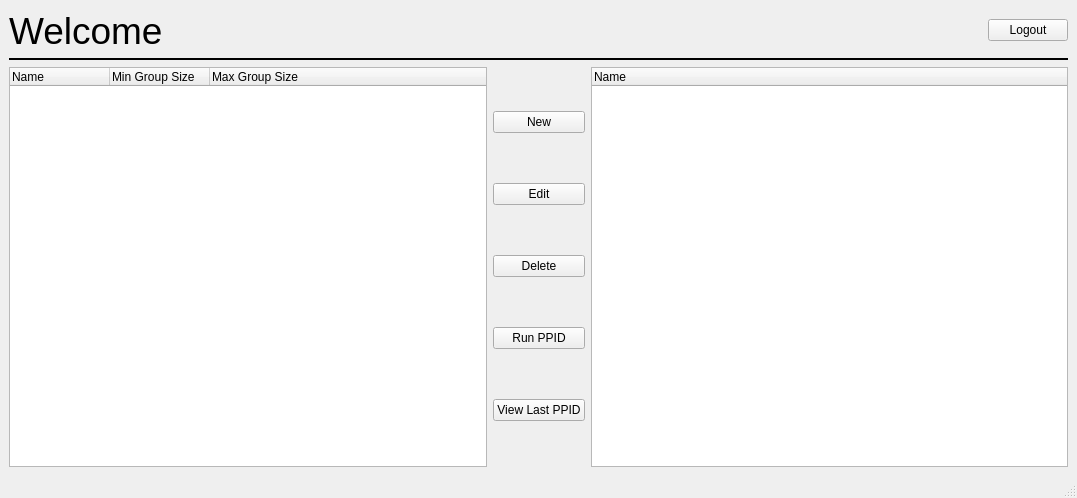
This is src/UserSubsystem/adminform.ui in CaptOkie/code-first-think-later as Qt 5 draws it before an edit. The edited form follows.
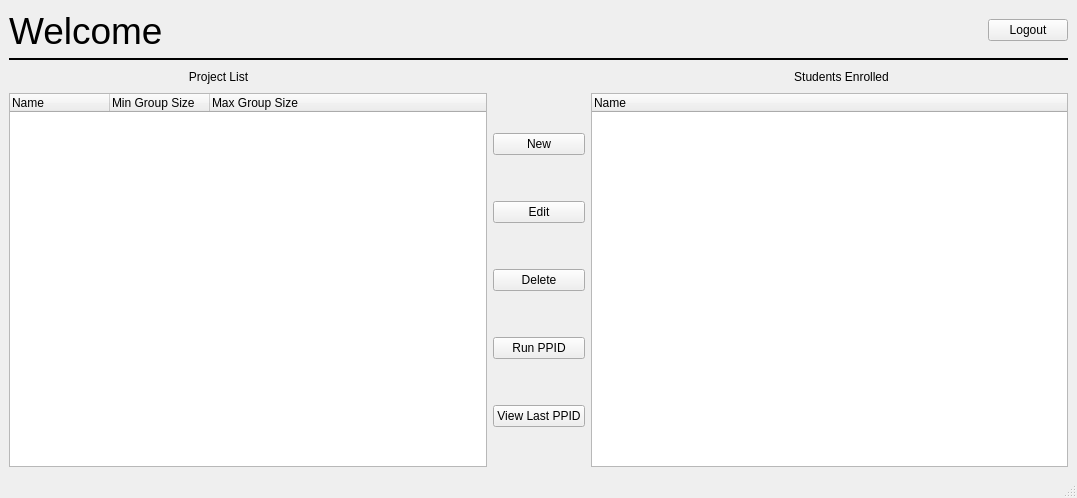
This is the edited form.

Commit message: updated adminForm to have labels for tables

Patch:
```diff
--- a/src/UserSubsystem/adminform.ui
+++ b/src/UserSubsystem/adminform.ui
@@ -91,6 +91,95 @@
     <item>
      <layout class="QHBoxLayout" name="horizontalLayout_2">
       <item>
+       <spacer name="horizontalSpacer">
+        <property name="orientation">
+         <enum>Qt::Horizontal</enum>
+        </property>
+        <property name="sizeHint" stdset="0">
+         <size>
+          <width>40</width>
+          <height>20</height>
+         </size>
+        </property>
+       </spacer>
+      </item>
+      <item>
+       <widget class="QLabel" name="label_2">
+        <property name="text">
+         <string>Project List</string>
+        </property>
+        <property name="alignment">
+         <set>Qt::AlignCenter</set>
+        </property>
+       </widget>
+      </item>
+      <item>
+       <spacer name="horizontalSpacer_5">
+        <property name="orientation">
+         <enum>Qt::Horizontal</enum>
+        </property>
+        <property name="sizeHint" stdset="0">
+         <size>
+          <width>40</width>
+          <height>20</height>
+         </size>
+        </property>
+       </spacer>
+      </item>
+      <item>
+       <spacer name="horizontalSpacer_4">
+        <property name="orientation">
+         <enum>Qt::Horizontal</enum>
+        </property>
+        <property name="sizeHint" stdset="0">
+         <size>
+          <width>40</width>
+          <height>20</height>
+         </size>
+        </property>
+       </spacer>
+      </item>
+      <item>
+       <spacer name="horizontalSpacer_3">
+        <property name="orientation">
+         <enum>Qt::Horizontal</enum>
+        </property>
+        <property name="sizeHint" stdset="0">
+         <size>
+          <width>40</width>
+          <height>20</height>
+         </size>
+        </property>
+       </spacer>
+      </item>
+      <item>
+       <widget class="QLabel" name="label">
+        <property name="text">
+         <string>Students Enrolled</string>
+        </property>
+        <property name="alignment">
+         <set>Qt::AlignCenter</set>
+        </property>
+       </widget>
+      </item>
+      <item>
+       <spacer name="horizontalSpacer_2">
+        <property name="orientation">
+         <enum>Qt::Horizontal</enum>
+        </property>
+        <property name="sizeHint" stdset="0">
+         <size>
+          <width>40</width>
+          <height>20</height>
+         </size>
+        </property>
+       </spacer>
+      </item>
+     </layout>
+    </item>
+    <item>
+     <layout class="QHBoxLayout" name="horizontalLayout_3">
+      <item>
        <widget class="QTreeWidget" name="projectTable">
         <property name="sizePolicy">
          <sizepolicy hsizetype="MinimumExpanding" vsizetype="MinimumExpanding">
```
